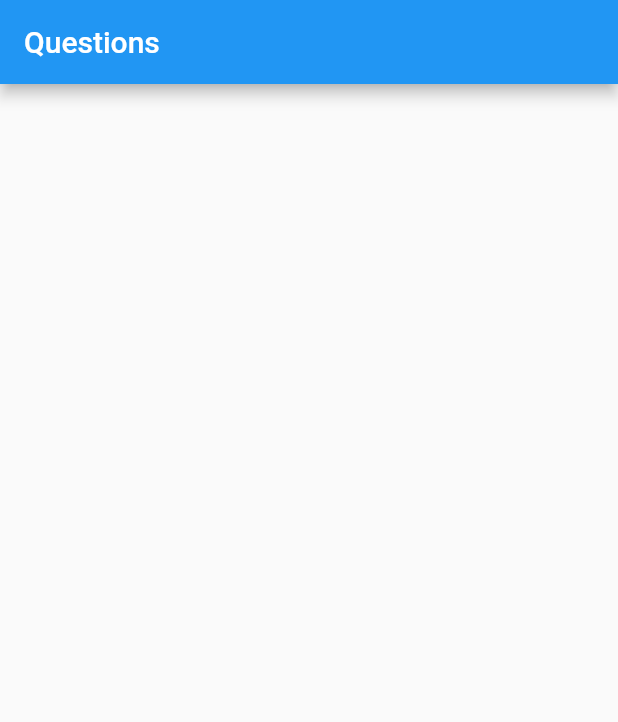
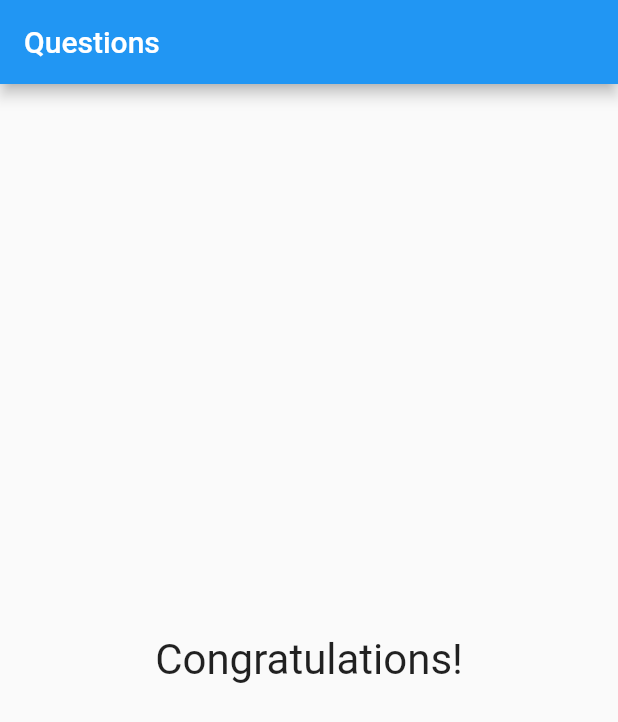
Before and after one commit to fbomateus/Simple-Survey-Questionnaire, a Flutter app: the screen it shows after launch, after a tap on "Black", after a tap on "Snake", after a tap on "Call of Duty", on a phone screen of 412 x 824 dp. Shown: the top 722 px of the screen. Run offline on Flutter 3.47's test engine with Material 2 defaults, Android fonts, the light colour scheme and no system bars.

Commit message:
showing result

```diff
--- a/lib/main.dart
+++ b/lib/main.dart
@@ -50,7 +50,12 @@ class _SurveyQuetionnaireAppState extends State<SurveyQuetionnaireApp> {
                   ...answers!.map((a) => Answer(a, _answer)).toList(),
                 ],
               )
-            : null,
+            : Center(
+                child: Text(
+                  'Congratulations!',
+                  style: TextStyle(fontSize: 28),
+                ),
+              ),
       ),
     );
   }
```
